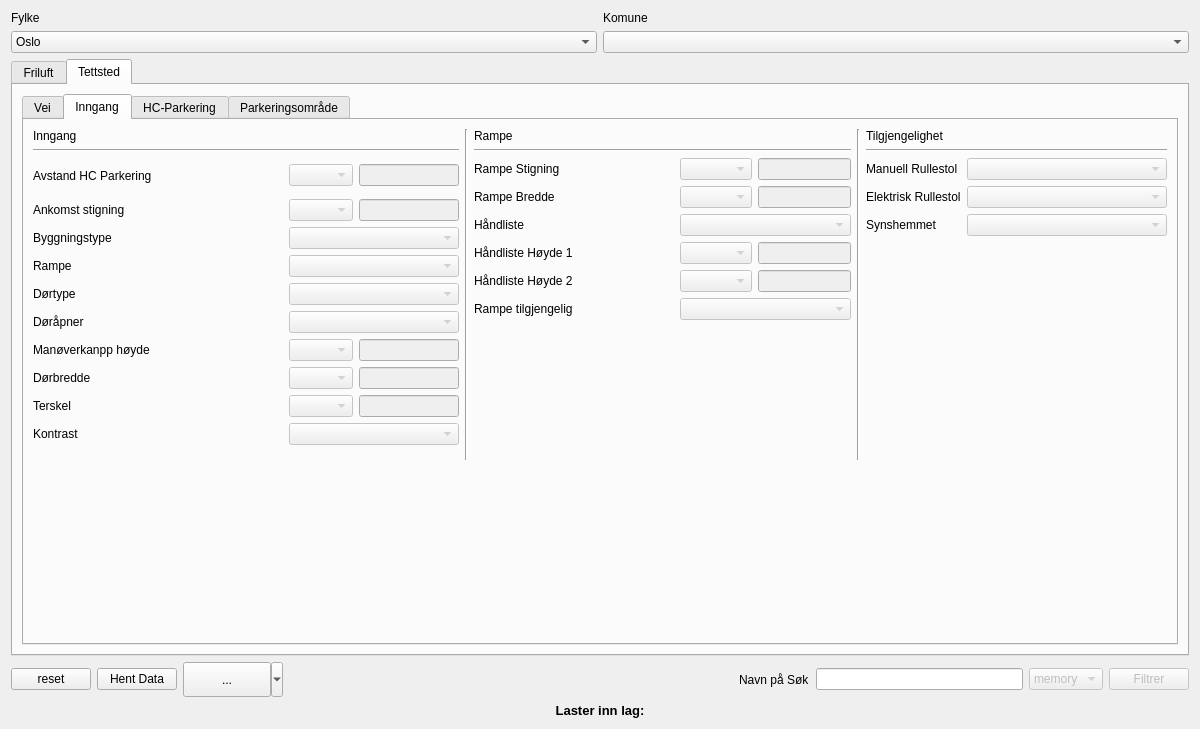
Before: the Qt Designer form Tilgjengelighet_dialog_base.ui in KaspArno/Tilgjengelighet, drawn with Qt 5.
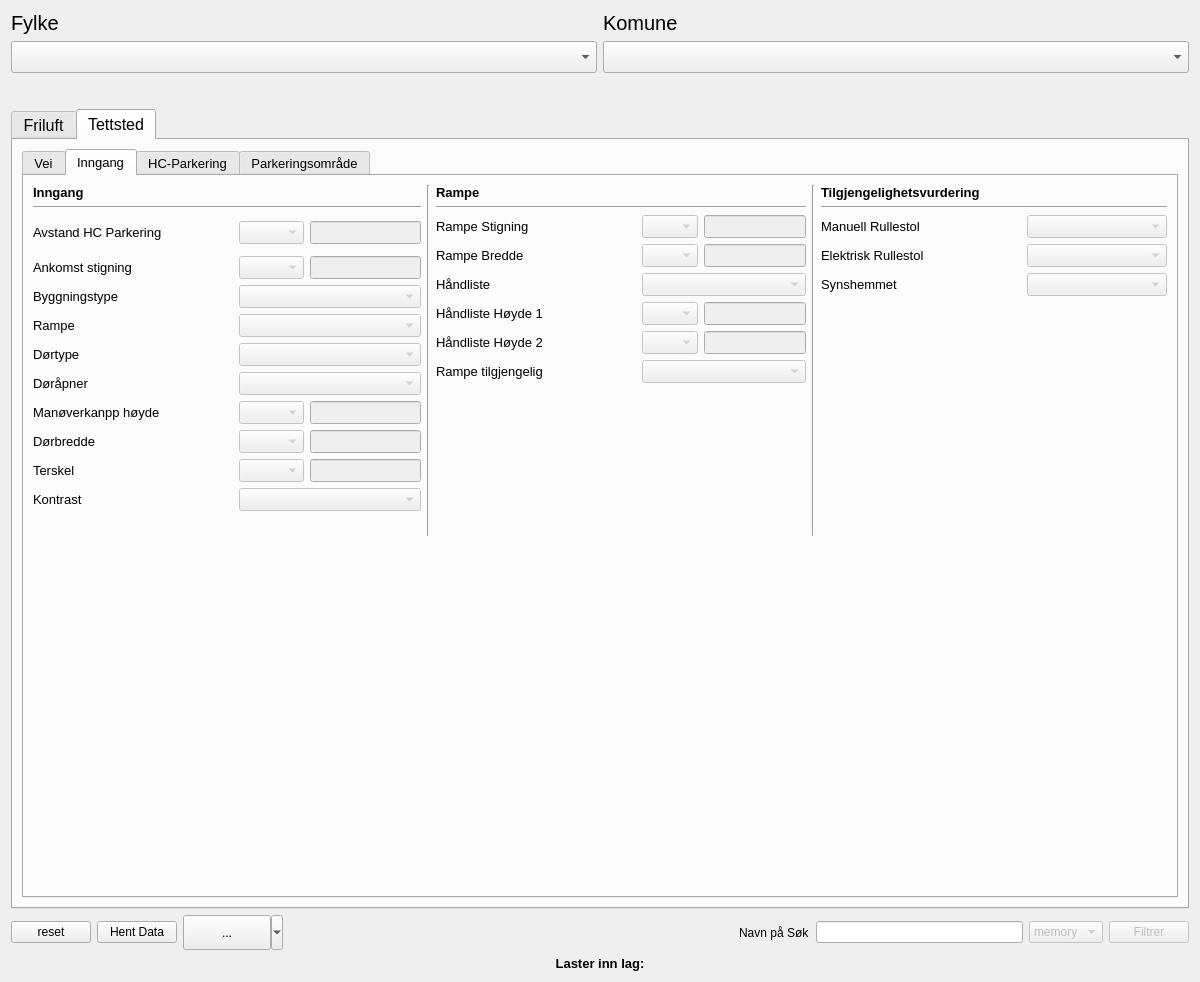
After: the same form once the commit is applied.

Commit message:
Endringer i GUI og la in feilmelding
Endret gui for bedre lesbarhet og la inn feilmelding hvis brukeren prøver å filtrere uten data

The edit to the form file:
```diff
--- a/Tilgjengelighet_dialog_base.ui
+++ b/Tilgjengelighet_dialog_base.ui
@@ -7,7 +7,7 @@
     <x>0</x>
     <y>0</y>
     <width>1200</width>
-    <height>729</height>
+    <height>982</height>
    </rect>
   </property>
   <property name="minimumSize">
@@ -21,8 +21,6 @@
   </property>
   <layout class="QVBoxLayout" name="verticalLayout_15">
    <item>
-    <layout class="QVBoxLayout" name="verticalLayout_16">
-     <item>
       <layout class="QVBoxLayout" name="verticalLayout_12">
        <item>
         <layout class="QHBoxLayout" name="horizontalLayout_15">
@@ -30,6 +28,11 @@
           <layout class="QVBoxLayout" name="verticalLayout_2">
            <item>
             <widget class="QLabel" name="label_19">
+           <property name="font">
+            <font>
+             <pointsize>15</pointsize>
+            </font>
+           </property>
              <property name="text">
               <string>Fylke</string>
              </property>
@@ -37,21 +40,11 @@
            </item>
            <item>
             <widget class="QComboBox" name="comboBox_fylker">
-             <item>
-              <property name="text">
-               <string>Oslo</string>
-              </property>
-             </item>
-             <item>
-              <property name="text">
-               <string>Fredrikstad</string>
-              </property>
-             </item>
-             <item>
-              <property name="text">
-               <string>Andre komuner</string>
-              </property>
-             </item>
+           <property name="font">
+            <font>
+             <pointsize>15</pointsize>
+            </font>
+           </property>
             </widget>
            </item>
           </layout>
@@ -60,22 +53,54 @@
           <layout class="QVBoxLayout" name="verticalLayout_3">
            <item>
             <widget class="QLabel" name="label_20">
+           <property name="font">
+            <font>
+             <pointsize>15</pointsize>
+            </font>
+           </property>
              <property name="text">
               <string>Komune</string>
              </property>
             </widget>
            </item>
            <item>
-            <widget class="QComboBox" name="comboBox_komuner"/>
+          <widget class="QComboBox" name="comboBox_komuner">
+           <property name="font">
+            <font>
+             <pointsize>15</pointsize>
+            </font>
+           </property>
+          </widget>
            </item>
           </layout>
          </item>
         </layout>
        </item>
+     <item>
+      <spacer name="verticalSpacer_46">
+       <property name="orientation">
+        <enum>Qt::Vertical</enum>
+       </property>
+       <property name="sizeType">
+        <enum>QSizePolicy::Maximum</enum>
+       </property>
+       <property name="sizeHint" stdset="0">
+        <size>
+         <width>20</width>
+         <height>30</height>
+        </size>
+       </property>
+      </spacer>
+     </item>
        <item>
         <layout class="QHBoxLayout" name="horizontalLayout_14">
          <item>
           <widget class="QTabWidget" name="tabWidget_main">
+         <property name="font">
+          <font>
+           <pointsize>12</pointsize>
+          </font>
+         </property>
            <property name="currentIndex">
             <number>1</number>
            </property>
@@ -3680,6 +3705,11 @@
                <property name="enabled">
                 <bool>true</bool>
                </property>
+             <property name="font">
+              <font>
+               <pointsize>10</pointsize>
+              </font>
+             </property>
                <property name="currentIndex">
                 <number>1</number>
                </property>
@@ -4272,6 +4302,12 @@
                       <layout class="QVBoxLayout" name="verticalLayout_9">
                        <item>
                         <widget class="QLabel" name="label_22">
+                       <property name="font">
+                        <font>
+                         <weight>75</weight>
+                         <bold>true</bold>
+                        </font>
+                       </property>
                          <property name="text">
                           <string>Inngang</string>
                          </property>
@@ -4293,13 +4329,13 @@
                           <widget class="QLabel" name="label">
                            <property name="minimumSize">
                             <size>
-                             <width>250</width>
+                           <width>200</width>
                              <height>35</height>
                             </size>
                            </property>
                            <property name="maximumSize">
                             <size>
-                             <width>250</width>
+                           <width>200</width>
                              <height>16777215</height>
                             </size>
                            </property>
@@ -4331,6 +4367,12 @@
                              <property name="enabled">
                               <bool>false</bool>
                              </property>
+                           <property name="minimumSize">
+                            <size>
+                             <width>70</width>
+                             <height>0</height>
+                            </size>
+                           </property>
                             </widget>
                            </item>
                           </layout>
@@ -4343,13 +4385,13 @@
                           <widget class="QLabel" name="label_3">
                            <property name="minimumSize">
                             <size>
-                             <width>250</width>
+                           <width>200</width>
                              <height>0</height>
                             </size>
                            </property>
                            <property name="maximumSize">
                             <size>
-                             <width>250</width>
+                           <width>200</width>
                              <height>16777215</height>
                             </size>
                            </property>
@@ -4381,6 +4423,12 @@
                              <property name="enabled">
                               <bool>false</bool>
                              </property>
+                           <property name="minimumSize">
+                            <size>
+                             <width>70</width>
+                             <height>0</height>
+                            </size>
+                           </property>
                             </widget>
                            </item>
                           </layout>
@@ -4393,13 +4441,13 @@
                           <widget class="QLabel" name="label_2">
                            <property name="minimumSize">
                             <size>
-                             <width>250</width>
+                           <width>200</width>
                              <height>0</height>
                             </size>
                            </property>
                            <property name="maximumSize">
                             <size>
-                             <width>250</width>
+                           <width>200</width>
                              <height>16777215</height>
                             </size>
                            </property>
@@ -4424,7 +4472,7 @@
                            </property>
                            <property name="minimumSize">
                             <size>
-                             <width>150</width>
+                           <width>140</width>
                              <height>0</height>
                             </size>
                            </property>
@@ -4438,13 +4486,13 @@
                           <widget class="QLabel" name="label_21">
                            <property name="minimumSize">
                             <size>
-                             <width>250</width>
+                           <width>200</width>
                              <height>0</height>
                             </size>
                            </property>
                            <property name="maximumSize">
                             <size>
-                             <width>250</width>
+                           <width>200</width>
                              <height>16777215</height>
                             </size>
                            </property>
@@ -4463,7 +4511,7 @@
                            </property>
                            <property name="minimumSize">
                             <size>
-                             <width>150</width>
+                           <width>140</width>
                              <height>0</height>
                             </size>
                            </property>
@@ -4492,13 +4540,13 @@
                           <widget class="QLabel" name="label_4">
                            <property name="minimumSize">
                             <size>
-                             <width>250</width>
+                           <width>200</width>
                              <height>0</height>
                             </size>
                            </property>
                            <property name="maximumSize">
                             <size>
-                             <width>250</width>
+                           <width>200</width>
                              <height>16777215</height>
                             </size>
                            </property>
@@ -4517,7 +4565,7 @@
                            </property>
                            <property name="minimumSize">
                             <size>
-                             <width>150</width>
+                           <width>140</width>
                              <height>0</height>
                             </size>
                            </property>
@@ -4531,13 +4579,13 @@
                           <widget class="QLabel" name="label_39">
                            <property name="minimumSize">
                             <size>
-                             <width>250</width>
+                           <width>200</width>
                              <height>0</height>
                             </size>
                            </property>
                            <property name="maximumSize">
                             <size>
-                             <width>250</width>
+                           <width>200</width>
                              <height>16777215</height>
                             </size>
                            </property>
@@ -4554,6 +4602,12 @@
                            <property name="enabled">
                             <bool>false</bool>
                            </property>
+                         <property name="minimumSize">
+                          <size>
+                           <width>140</width>
+                           <height>0</height>
+                          </size>
+                         </property>
                           </widget>
                          </item>
                         </layout>
@@ -4564,13 +4618,13 @@
                           <widget class="QLabel" name="label_41">
                            <property name="minimumSize">
                             <size>
-                             <width>250</width>
+                           <width>200</width>
                              <height>0</height>
                             </size>
                            </property>
                            <property name="maximumSize">
                             <size>
-                             <width>250</width>
+                           <width>200</width>
                              <height>16777215</height>
                             </size>
                            </property>
@@ -4602,6 +4656,12 @@
                              <property name="enabled">
                               <bool>false</bool>
                              </property>
+                           <property name="minimumSize">
+                            <size>
+                             <width>70</width>
+                             <height>0</height>
+                            </size>
+                           </property>
                             </widget>
                            </item>
                           </layout>
@@ -4614,13 +4674,13 @@
                           <widget class="QLabel" name="label_5">
                            <property name="minimumSize">
                             <size>
-                             <width>250</width>
+                           <width>200</width>
                              <height>0</height>
                             </size>
                            </property>
                            <property name="maximumSize">
                             <size>
-                             <width>250</width>
+                           <width>200</width>
                              <height>16777215</height>
                             </size>
                            </property>
@@ -4652,6 +4712,12 @@
                              <property name="enabled">
                               <bool>false</bool>
                              </property>
+                           <property name="minimumSize">
+                            <size>
+                             <width>70</width>
+                             <height>0</height>
+                            </size>
+                           </property>
                             </widget>
                            </item>
                           </layout>
@@ -4664,13 +4730,13 @@
                           <widget class="QLabel" name="label_18">
                            <property name="minimumSize">
                             <size>
-                             <width>250</width>
+                           <width>200</width>
                              <height>0</height>
                             </size>
                            </property>
                            <property name="maximumSize">
                             <size>
-                             <width>250</width>
+                           <width>200</width>
                              <height>16777215</height>
                             </size>
                            </property>
@@ -4702,6 +4768,12 @@
                              <property name="enabled">
                               <bool>false</bool>
                              </property>
+                           <property name="minimumSize">
+                            <size>
+                             <width>70</width>
+                             <height>0</height>
+                            </size>
+                           </property>
                             </widget>
                            </item>
                           </layout>
@@ -4714,13 +4786,13 @@
                           <widget class="QLabel" name="label_17">
                            <property name="minimumSize">
                             <size>
-                             <width>250</width>
+                           <width>200</width>
                              <height>0</height>
                             </size>
                            </property>
                            <property name="maximumSize">
                             <size>
-                             <width>250</width>
+                           <width>200</width>
                              <height>16777215</height>
                             </size>
                            </property>
@@ -4739,7 +4811,7 @@
                            </property>
                            <property name="minimumSize">
                             <size>
-                             <width>150</width>
+                           <width>140</width>
                              <height>0</height>
                             </size>
                            </property>
@@ -4773,6 +4845,12 @@
                       <layout class="QVBoxLayout" name="verticalLayout">
                        <item>
                         <widget class="QLabel" name="label_rampe_boxs">
+                       <property name="font">
+                        <font>
+                         <weight>75</weight>
+                         <bold>true</bold>
+                        </font>
+                       </property>
                          <property name="text">
                           <string>Rampe</string>
                          </property>
@@ -4819,6 +4897,12 @@
                              <property name="enabled">
                               <bool>false</bool>
                              </property>
+                           <property name="minimumSize">
+                            <size>
+                             <width>50</width>
+                             <height>0</height>
+                            </size>
+                           </property>
                             </widget>
                            </item>
                            <item>
@@ -4826,6 +4910,12 @@
                              <property name="enabled">
                               <bool>false</bool>
                              </property>
+                           <property name="minimumSize">
+                            <size>
+                             <width>70</width>
+                             <height>0</height>
+                            </size>
+                           </property>
                             </widget>
                            </item>
                           </layout>
@@ -4863,6 +4953,12 @@
                              <property name="enabled">
                               <bool>false</bool>
                              </property>
+                           <property name="minimumSize">
+                            <size>
+                             <width>50</width>
+                             <height>0</height>
+                            </size>
+                           </property>
                             </widget>
                            </item>
                            <item>
@@ -4870,6 +4966,12 @@
                              <property name="enabled">
                               <bool>false</bool>
                              </property>
+                           <property name="minimumSize">
+                            <size>
+                             <width>70</width>
+                             <height>0</height>
+                            </size>
+                           </property>
                             </widget>
                            </item>
                           </layout>
@@ -4907,7 +5009,7 @@
                            </property>
                            <property name="minimumSize">
                             <size>
-                             <width>0</width>
+                           <width>140</width>
                              <height>0</height>
                             </size>
                            </property>
@@ -4946,6 +5048,12 @@
                              <property name="enabled">
                               <bool>false</bool>
                              </property>
+                           <property name="minimumSize">
+                            <size>
+                             <width>50</width>
+                             <height>0</height>
+                            </size>
+                           </property>
                             </widget>
                            </item>
                            <item>
@@ -4953,6 +5061,12 @@
                              <property name="enabled">
                               <bool>false</bool>
                              </property>
+                           <property name="minimumSize">
+                            <size>
+                             <width>70</width>
+                             <height>0</height>
+                            </size>
+                           </property>
                             </widget>
                            </item>
                           </layout>
@@ -4990,6 +5104,12 @@
                              <property name="enabled">
                               <bool>false</bool>
                              </property>
+                           <property name="minimumSize">
+                            <size>
+                             <width>50</width>
+                             <height>0</height>
+                            </size>
+                           </property>
                             </widget>
                            </item>
                            <item>
@@ -4997,6 +5117,12 @@
                              <property name="enabled">
                               <bool>false</bool>
                              </property>
+                           <property name="minimumSize">
+                            <size>
+                             <width>70</width>
+                             <height>0</height>
+                            </size>
+                           </property>
                             </widget>
                            </item>
                           </layout>
@@ -5032,6 +5158,12 @@
                            <property name="enabled">
                             <bool>false</bool>
                            </property>
+                         <property name="minimumSize">
+                          <size>
+                           <width>140</width>
+                           <height>0</height>
+                          </size>
+                         </property>
                           </widget>
                          </item>
                         </layout>
@@ -5062,8 +5194,14 @@
                       <layout class="QVBoxLayout" name="verticalLayout_10">
                        <item>
                         <widget class="QLabel" name="label_24">
+                       <property name="font">
+                        <font>
+                         <weight>75</weight>
+                         <bold>true</bold>
+                        </font>
+                       </property>
                          <property name="text">
-                          <string>Tilgjengelighet</string>
+                        <string>Tilgjengelighetsvurdering</string>
                          </property>
                          <property name="margin">
                           <number>10</number>
@@ -5081,6 +5219,18 @@
                         <layout class="QHBoxLayout" name="horizontalLayout_13">
                          <item>
                           <widget class="QLabel" name="label_12">
+                         <property name="minimumSize">
+                          <size>
+                           <width>200</width>
+                           <height>0</height>
+                          </size>
+                         </property>
+                         <property name="maximumSize">
+                          <size>
+                           <width>200</width>
+                           <height>16777215</height>
+                          </size>
+                         </property>
                            <property name="text">
                             <string>Manuell Rullestol</string>
                            </property>
@@ -5096,7 +5246,7 @@
                            </property>
                            <property name="minimumSize">
                             <size>
-                             <width>200</width>
+                           <width>140</width>
                              <height>0</height>
                             </size>
                            </property>
@@ -5108,6 +5258,18 @@
                         <layout class="QHBoxLayout" name="horizontalLayout_30">
                          <item>
                           <widget class="QLabel" name="label_11">
+                         <property name="minimumSize">
+                          <size>
+                           <width>200</width>
+                           <height>0</height>
+                          </size>
+                         </property>
+                         <property name="maximumSize">
+                          <size>
+                           <width>200</width>
+                           <height>16777215</height>
+                          </size>
+                         </property>
                            <property name="text">
                             <string>Elektrisk Rullestol</string>
                            </property>
@@ -5123,7 +5285,7 @@
                            </property>
                            <property name="minimumSize">
                             <size>
-                             <width>200</width>
+                           <width>140</width>
                              <height>0</height>
                             </size>
                            </property>
@@ -5135,6 +5297,18 @@
                         <layout class="QHBoxLayout" name="horizontalLayout_33">
                          <item>
                           <widget class="QLabel" name="label_13">
+                         <property name="minimumSize">
+                          <size>
+                           <width>200</width>
+                           <height>0</height>
+                          </size>
+                         </property>
+                         <property name="maximumSize">
+                          <size>
+                           <width>200</width>
+                           <height>16777215</height>
+                          </size>
+                         </property>
                            <property name="text">
                             <string>Synshemmet</string>
                            </property>
@@ -5150,7 +5324,7 @@
                            </property>
                            <property name="minimumSize">
                             <size>
-                             <width>200</width>
+                           <width>140</width>
                              <height>0</height>
                             </size>
                            </property>
@@ -5985,8 +6159,6 @@
          </item>
         </layout>
        </item>
-      </layout>
-     </item>
      <item>
       <layout class="QHBoxLayout" name="horizontalLayout_110">
        <item>
```
Left out of the diff: 403 changed lines with no effect on the pictures. Lines whose indentation alone changed are shown as unchanged. The commit also changes 3 other files.
